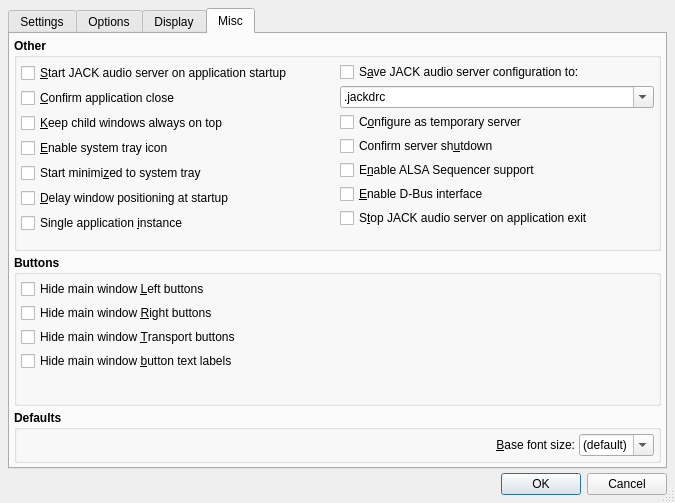
Before: the Qt Designer form src/qjackctlSetupForm.ui in rncbc/qjackctl, drawn with Qt 5.
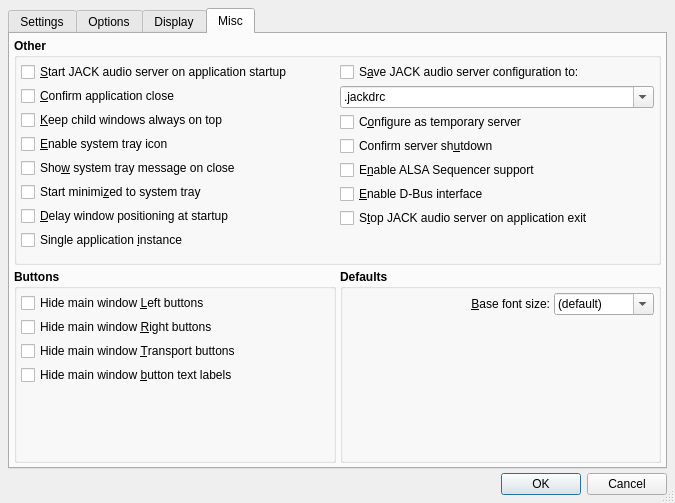
After: the same form once the commit is applied. The open tabs and pages were chosen to show the change. Icons and pictures are not drawn. Custom widgets are drawn as their Qt base class.

Commit message: - New user preference option on whether to show the nagging   'program will keep running in the system tray' message, on   main window close.

What changed in the file:
```diff
--- a/src/qjackctlSetupForm.ui
+++ b/src/qjackctlSetupForm.ui
@@ -3449,14 +3449,14 @@
       <attribute name="title">
        <string>Misc</string>
       </attribute>
-      <layout class="QVBoxLayout">
+	  <layout class="QGridLayout">
        <property name="spacing">
         <number>4</number>
        </property>
        <property name="margin">
         <number>4</number>
        </property>
-       <item>
+	   <item row="0" column="0" colspan="2">
         <widget class="QGroupBox" name="OtherGroupBox">
          <property name="font">
           <font>
@@ -3550,7 +3550,23 @@
               </property>
              </widget>
             </item>
-            <item>
+			<item>
+			 <widget class="QCheckBox" name="SystemTrayQueryCloseCheckBox">
+			  <property name="font">
+			   <font>
+				<weight>50</weight>
+				<bold>false</bold>
+			   </font>
+			  </property>
+			  <property name="toolTip">
+			   <string>Whether to show system tray message on main window close</string>
+			  </property>
+			  <property name="text">
+			   <string>Sho&amp;w system tray message on close</string>
+			  </property>
+			 </widget>
+			</item>
+			<item>
              <widget class="QCheckBox" name="StartMinimizedCheckBox">
               <property name="font">
                <font>
@@ -3762,7 +3778,7 @@
          </layout>
         </widget>
        </item>
-       <item>
+	   <item row="1" column="0">
         <widget class="QGroupBox" name="ButtonsGroupBox">
          <property name="font">
           <font>
@@ -3876,7 +3892,7 @@
          </layout>
         </widget>
        </item>
-       <item>
+	   <item row="1" column="1">
         <widget class="QGroupBox" name="DefaultsGroupBox">
          <property name="font">
           <font>
@@ -3890,17 +3906,17 @@
          <property name="flat">
           <bool>true</bool>
          </property>
-         <layout class="QHBoxLayout">
+		 <layout class="QGridLayout">
           <property name="spacing">
            <number>4</number>
           </property>
           <property name="margin">
            <number>4</number>
           </property>
-          <item>
+		  <item row="1" column="0" colspan="3">
            <spacer>
             <property name="orientation">
-             <enum>Qt::Horizontal</enum>
+			 <enum>Qt::Vertical</enum>
             </property>
             <property name="sizeType">
              <enum>QSizePolicy::Expanding</enum>
@@ -3913,7 +3929,7 @@
             </property>
            </spacer>
           </item>
-          <item>
+		  <item row="0" column="1">
            <widget class="QLabel" name="BaseFontSizeTextLabel">
             <property name="font">
              <font>
@@ -3932,7 +3948,7 @@
             </property>
            </widget>
           </item>
-          <item>
+		  <item row="0" column="2">
            <widget class="QComboBox" name="BaseFontSizeComboBox">
             <property name="font">
              <font>
```
Left out of the diff: 6 changed lines with no effect on the pictures. The commit also changes 17 other files.
